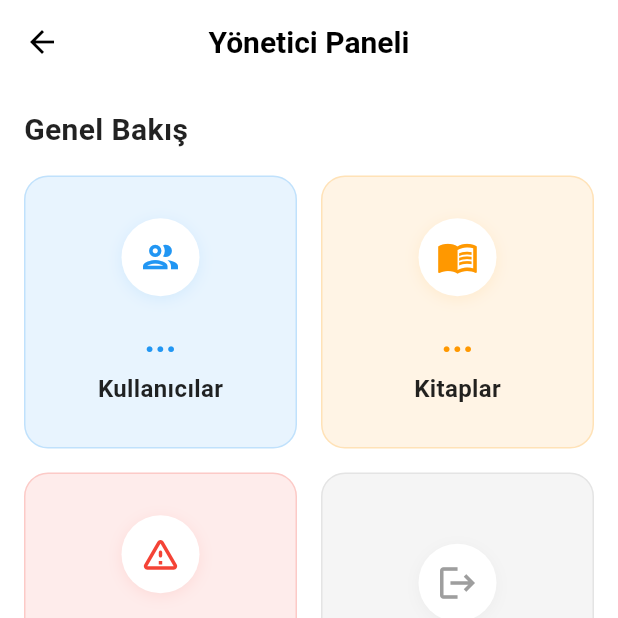
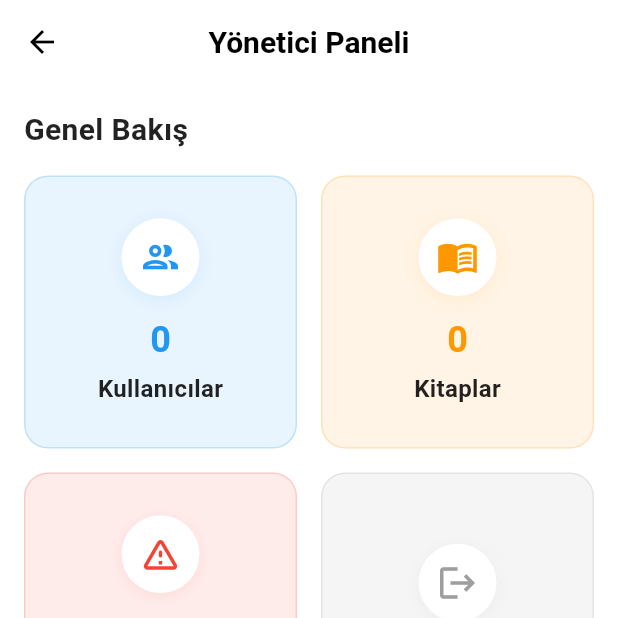
Before and after one commit to alpsei/takasla, a Flutter app: the AdminDashboardScreen screen opened directly, on a phone screen of 412 x 824 dp, the top half of it. Run offline on Flutter 3.47's test engine with Material 3 defaults, Android fonts, the phone set to English and light mode, and no system bars; our stand-ins replace cloud_firestore, equatable, file_picker, firebase_auth, firebase_core, firebase_storage and 15 more; missing offline and left inert: email_otp; accounts and stored records are empty.

Commit message:
updated admin panel utils

```diff
--- a/lib/features/admin/bloc/admin_dashboard_bloc.dart
+++ b/lib/features/admin/bloc/admin_dashboard_bloc.dart
@@ -1,13 +1,24 @@
 import 'package:flutter_bloc/flutter_bloc.dart';
 import 'package:kitaptakas/data/repositories/admin_repositories.dart';
+import 'package:equatable/equatable.dart';
 
-// --- Events ---
-abstract class AdminDashboardEvent {}
+// --- EVENTS ---
+abstract class AdminDashboardEvent extends Equatable {
+  const AdminDashboardEvent();
+  @override
+  List<Object> get props => [];
+}
 
 class LoadDashboardStats extends AdminDashboardEvent {}
 
-// --- States ---
-abstract class AdminDashboardState {}
+// --- STATES ---
+abstract class AdminDashboardState extends Equatable {
+  const AdminDashboardState();
+  @override
+  List<Object> get props => [];
+}
+
+class AdminDashboardInitial extends AdminDashboardState {}
 
 class AdminDashboardLoading extends AdminDashboardState {}
 
@@ -16,42 +27,68 @@ class AdminDashboardLoaded extends AdminDashboardState {
   final int bookCount;
   final int reportCount;
 
-  AdminDashboardLoaded({
+  const AdminDashboardLoaded({
     required this.userCount,
     required this.bookCount,
     required this.reportCount,
   });
+
+  @override
+  List<Object> get props => [userCount, bookCount, reportCount];
 }
 
 class AdminDashboardError extends AdminDashboardState {
   final String message;
-  AdminDashboardError(this.message);
+  const AdminDashboardError({required this.message});
+  @override
+  List<Object> get props => [message];
 }
 
-// --- Bloc ---
+// --- BLOC ---
 class AdminDashboardBloc
     extends Bloc<AdminDashboardEvent, AdminDashboardState> {
   final AdminRepository _adminRepository;
 
-  AdminDashboardBloc(this._adminRepository) : super(AdminDashboardLoading()) {
-    on<LoadDashboardStats>((event, emit) async {
-      emit(AdminDashboardLoading());
+  AdminDashboardBloc(this._adminRepository) : super(AdminDashboardInitial()) {
+    on<LoadDashboardStats>(_onLoadDashboardStats);
+  }
+
+  Future<void> _onLoadDashboardStats(
+    LoadDashboardStats event,
+    Emitter<AdminDashboardState> emit,
+  ) async {
+    emit(AdminDashboardLoading());
+    try {
+      final stats = await _adminRepository.getDashboardStats();
+
+      emit(
+        AdminDashboardLoaded(
+          userCount: stats['userCount'] ?? 0,
+          bookCount: stats['bookCount'] ?? 0,
+          reportCount: stats['reportCount'] ?? 0,
+        ),
+      );
+    } catch (e) {
       try {
         final results = await Future.wait([
-          _adminRepository.getUserCount(),
-          _adminRepository.getBookCount(),
+          _adminRepository.getUserCount(), // 0
+          _adminRepository.getBookCount(), // 1
+          _adminRepository.getPendingReports(), // 2
         ]);
+
+        final reportsSnapshot = results[2] as dynamic;
+        final reportCount = reportsSnapshot.docs.length;
 
         emit(
           AdminDashboardLoaded(
-            userCount: results[0],
-            bookCount: results[1],
-            reportCount: results[2],
+            userCount: results[0] as int,
+            bookCount: results[1] as int,
+            reportCount: reportCount,
           ),
         );
-      } catch (e) {
-        emit(AdminDashboardError("İstatistikler alınamadı: $e"));
+      } catch (innerError) {
+        emit(AdminDashboardError(message: e.toString()));
       }
-    });
+    }
   }
 }
--- a/lib/features/admin/view/admin_dashboard.dart
+++ b/lib/features/admin/view/admin_dashboard.dart
@@ -18,7 +18,7 @@ class AdminDashboardScreen extends StatelessWidget {
       create: (context) =>
           AdminDashboardBloc(AdminRepository())..add(LoadDashboardStats()),
       child: Scaffold(
-        backgroundColor: Colors.white, // Uygulamanın genel arka planı beyaz/gri
+        backgroundColor: Colors.white,
         appBar: AppBar(
           title: const Text(
             "Yönetici Paneli",
@@ -27,16 +27,13 @@ class AdminDashboardScreen extends StatelessWidget {
           centerTitle: true,
           backgroundColor: Colors.white,
           elevation: 0,
-          iconTheme: const IconThemeData(
-            color: Colors.black,
-          ), // Geri butonu siyah
+          iconTheme: const IconThemeData(color: Colors.black),
         ),
         body: Padding(
           padding: const EdgeInsets.all(16.0),
           child: Column(
             crossAxisAlignment: CrossAxisAlignment.start,
             children: [
-              // Hoş geldin metni
               const Text(
                 "Genel Bakış",
                 style: TextStyle(
@@ -47,13 +44,49 @@ class AdminDashboardScreen extends StatelessWidget {
               ),
               const SizedBox(height: 16),
 
-              // İçerik Grid Yapısı
+              // Grid Yapısı ve State Yönetimi
               Expanded(
                 child: BlocBuilder<AdminDashboardBloc, AdminDashboardState>(
                   builder: (context, state) {
-                    String userCount = "...";
-                    String bookCount = "...";
-                    String reportCount = "0"; // Varsayılan
+                    // YÜKLENİYOR
+                    if (state is AdminDashboardLoading) {
+                      return const Center(child: CircularProgressIndicator());
+                    }
+
+                    // HATA VARSA
+                    if (state is AdminDashboardError) {
+                      return Center(
+                        child: Column(
+                          mainAxisAlignment: MainAxisAlignment.center,
+                          children: [
+                            const Icon(
+                              Icons.error_outline,
+                              color: Colors.red,
+                              size: 40,
+                            ),
+                            const SizedBox(height: 10),
+                            Text(
+                              "İstatistikler alınamadı:\n${state.message}",
+                              textAlign: TextAlign.center,
+                            ),
+                            const SizedBox(height: 10),
+                            ElevatedButton(
+                              onPressed: () {
+                                context.read<AdminDashboardBloc>().add(
+                                  LoadDashboardStats(),
+                                );
+                              },
+                              child: const Text("Tekrar Dene"),
+                            ),
+                          ],
+                        ),
+                      );
+                    }
+
+                    // 3. VERİLER GELDİYSE (Loaded)
+                    String userCount = "0";
+                    String bookCount = "0";
+                    String reportCount = "0";
 
                     if (state is AdminDashboardLoaded) {
                       userCount = state.userCount.toString();
@@ -62,10 +95,10 @@ class AdminDashboardScreen extends StatelessWidget {
                     }
 
                     return GridView.count(
-                      crossAxisCount: 2, // Yan yana 2 kutu
+                      crossAxisCount: 2,
                       crossAxisSpacing: 16,
                       mainAxisSpacing: 16,
-                      childAspectRatio: 1.0, // Kareye yakın oran
+                      childAspectRatio: 1.0,
                       children: [
                         // KULLANICILAR KARTI
                         _buildSimpleCard(
@@ -111,6 +144,7 @@ class AdminDashboardScreen extends StatelessWidget {
                             ),
                           ),
                         ),
+
                         // ÇIKIŞ KARTI
                         _buildSimpleCard(
                           context,
@@ -120,16 +154,13 @@ class AdminDashboardScreen extends StatelessWidget {
                           themeColor: Colors.grey,
                           isLogout: true,
                           onTap: () {
-                            // AuthBloc'a çıkış emrini ver
                             context.read<AuthBloc>().add(AuthLogoutRequested());
-
-                            // Tüm geçmiş sayfaları sil ve Karşılama Ekranına git
                             Navigator.pushAndRemoveUntil(
                               context,
                               MaterialPageRoute(
                                 builder: (context) => const WelcomeView(),
                               ),
-                              (route) => false, // Geri tuşunu iptal et
+                              (route) => false,
                             );
                           },
                         ),
@@ -161,10 +192,7 @@ class AdminDashboardScreen extends StatelessWidget {
         decoration: BoxDecoration(
           color: themeColor.withOpacity(0.1),
           borderRadius: BorderRadius.circular(16),
-          border: Border.all(
-            color: themeColor.withOpacity(0.2), // Hafif çerçeve
-            width: 1,
-          ),
+          border: Border.all(color: themeColor.withOpacity(0.2), width: 1),
         ),
         child: Column(
           mainAxisAlignment: MainAxisAlignment.center,
@@ -195,7 +223,7 @@ class AdminDashboardScreen extends StatelessWidget {
                 style: TextStyle(
                   fontSize: 24,
                   fontWeight: FontWeight.bold,
-                  color: themeColor, // Sayı tema renginde
+                  color: themeColor,
                 ),
               ),
               const SizedBox(height: 4),
--- a/pubspec.yaml
+++ b/pubspec.yaml
@@ -16,7 +16,7 @@ publish_to: 'none' # Remove this line if you wish to publish to pub.dev
 # https://developer.apple.com/library/archive/documentation/General/Reference/InfoPlistKeyReference/Articles/CoreFoundationKeys.html
 # In Windows, build-name is used as the major, minor, and patch parts
 # of the product and file versions while build-number is used as the build suffix.
-version: 1.0.0+1
+version: 1.0.1+2
 
 environment:
   sdk: ^3.10.0-290.1.beta
```
Also changed, not shown: lib/data/repositories/admin_repositories.dart (+19 -0 lines), 1 other file.
